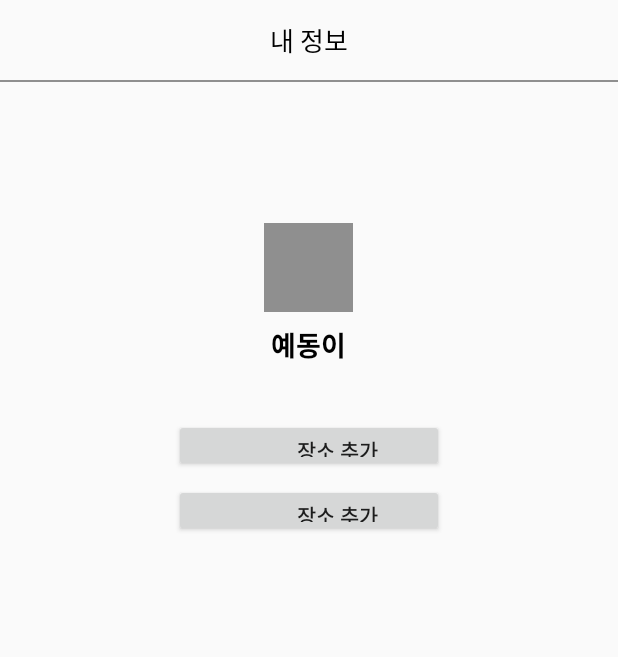
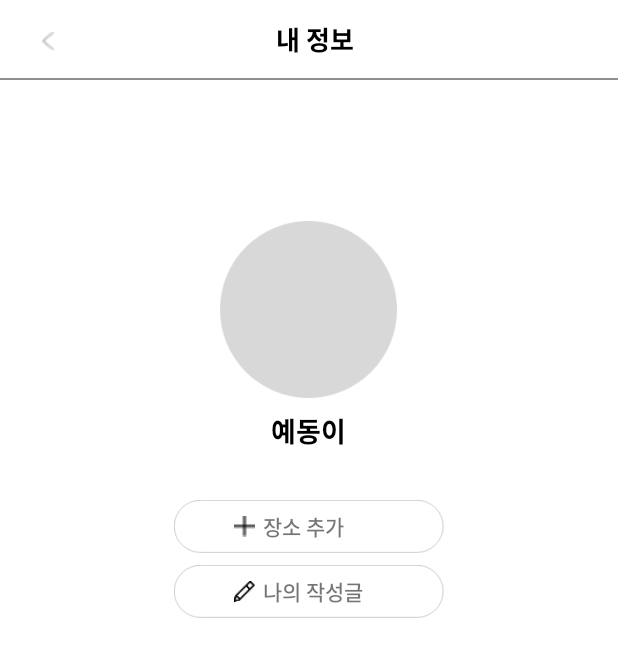
Before and after one commit to KilJaeeun/wheelwhere, an Android app: the MyPage screen opened directly, with no data from a screen before it, on a phone screen of 412 x 824 dp. Shown: the top 657 px of the screen. Run offline under Robolectric (Android 15) with nearby library versions, the phone set to English and light mode, and no system bars.

Commit message:
my page done

```diff
--- a/app/src/main/java/com/example/kotlin_tmap/LoadingActivity.kt
+++ b/app/src/main/java/com/example/kotlin_tmap/LoadingActivity.kt
@@ -7,7 +7,7 @@ import android.os.Handler
 import com.example.kotlin_tmap.map.MapExample
 
 class LoadingActivity : AppCompatActivity() {
-    private val SPLASH_TIME_OUT:Long = 2000
+    private val SPLASH_TIME_OUT:Long = 1000
     override fun onCreate(savedInstanceState: Bundle?) {
         super.onCreate(savedInstanceState)
         setContentView(R.layout.activity_loading)
--- a/app/src/main/java/com/example/kotlin_tmap/MyPage.kt
+++ b/app/src/main/java/com/example/kotlin_tmap/MyPage.kt
@@ -1,11 +1,30 @@
 package com.example.kotlin_tmap
 
+import android.content.Intent
 import androidx.appcompat.app.AppCompatActivity
 import android.os.Bundle
+import kotlinx.android.synthetic.main.activity_add_comment.*
+import kotlinx.android.synthetic.main.activity_map_example.*
+import kotlinx.android.synthetic.main.activity_my_page_t.*
+import kotlinx.android.synthetic.main.activity_my_page_t.go_back
 
 class MyPage : AppCompatActivity() {
     override fun onCreate(savedInstanceState: Bundle?) {
         super.onCreate(savedInstanceState)
         setContentView(R.layout.activity_my_page_t)
+        add_place.setOnClickListener{
+            val intent = Intent(this, AddPlace::class.java)
+            startActivity(intent)
+            finish()
+        }
+        go_back.setOnClickListener {
+            super.onBackPressed()
+        }
+        my_post.setOnClickListener {
+            val intent = Intent(this, PlaceList::class.java)
+            startActivity(intent)
+            finish()
+        }
+
     }
 }
--- a/app/src/main/java/com/example/kotlin_tmap/map/MapExample.kt
+++ b/app/src/main/java/com/example/kotlin_tmap/map/MapExample.kt
@@ -7,10 +7,7 @@ import android.location.Location
 import android.os.Bundle
 import android.widget.LinearLayout
 import androidx.appcompat.app.AppCompatActivity
-import com.example.kotlin_tmap.AddPlace
-import com.example.kotlin_tmap.ImageOverlay
-import com.example.kotlin_tmap.PlaceList
-import com.example.kotlin_tmap.R
+import com.example.kotlin_tmap.*
 import com.example.kotlin_tmap.base.App
 import com.example.kotlin_tmap.util.permission
 import com.skt.Tmap.*
@@ -111,6 +108,11 @@ class MapExample : AppCompatActivity(), TMapGpsManager.onLocationChangedCallback
             startActivity(intent)
             finish()
         }
+       my_page.setOnClickListener {
+            val intent = Intent(this, MyPage::class.java)
+            startActivity(intent)
+            finish()
+        }
 
     }
 
--- a/app/src/main/res/layout/activity_map_example.xml
+++ b/app/src/main/res/layout/activity_map_example.xml
@@ -216,6 +216,13 @@
             android:layout_height="wrap_content"
             android:layout_gravity="bottom"
             android:text="list" />
+
+        <Button
+            android:id="@+id/my_page"
+            android:layout_width="wrap_content"
+            android:layout_height="wrap_content"
+            android:layout_gravity="bottom"
+            android:text="MY" />
         <!--
       android:layout_width="24.41dp"
       android:layout_height="25.1dp"-->
--- a/app/src/main/res/layout/activity_my_page_t.xml
+++ b/app/src/main/res/layout/activity_my_page_t.xml
@@ -3,29 +3,39 @@
     xmlns:app="http://schemas.android.com/apk/res-auto"
     xmlns:tools="http://schemas.android.com/tools"
     android:layout_width="match_parent"
+    android:background="@color/white"
     android:layout_height="match_parent"
     android:orientation="vertical"
     tools:context=".MyPage">
-
-    <RelativeLayout
+    <LinearLayout
         android:layout_width="match_parent"
-        android:layout_height="53dp"
-        android:layout_gravity="center"
-        android:gravity="center"
+        android:layout_height="52dp"
+        android:background="@color/white"
+        android:gravity="center_horizontal"
         android:orientation="horizontal">
 
+        <ImageView
+            android:id="@+id/go_back"
+            android:layout_width="7.76dp"
+            android:layout_height="13.14dp"
+            android:layout_marginLeft="28.32dp"
+            android:layout_marginTop="20.37dp"
+            android:src="@drawable/back_icon" />
+
         <TextView
-            android:layout_width="wrap_content"
-            android:layout_height="wrap_content"
+            android:layout_width="match_parent"
+            android:layout_height="52dp"
+            android:layout_marginLeft="-28.32dp"
+            android:fontFamily="@font/notosanscjkkr_bold"
             android:gravity="center"
-            android:lineHeight="22dp"
-            android:lineSpacingExtra="-0.42dp"
+            android:lineHeight="22sp"
+            android:lineSpacingExtra="-0.42sp"
             android:text="내 정보"
             android:textColor="#000000"
-            android:textSize="17dp"
+            android:textSize="17sp"></TextView>
+    </LinearLayout>
 
-            ></TextView>
-    </RelativeLayout>
+
 
     <LinearLayout
         android:layout_width="match_parent"
@@ -38,17 +48,19 @@
         android:layout_height="match_parent"
         android:orientation="vertical">
 
-        <LinearLayout
-            android:layout_width="59dp"
-            android:layout_height="59dp"
+        <ImageView
+            android:layout_width="118dp"
+            android:layout_height="118dp"
             android:layout_gravity="center"
             android:layout_marginTop="94dp"
+            android:src="@drawable/big_grey"
+            ></ImageView>
 
-            android:background="@color/greytext"></LinearLayout>
+
 
         <TextView
             android:layout_width="wrap_content"
-            android:layout_height="wrap_content"
+            android:layout_height="24dp"
             android:layout_gravity="center"
             android:layout_marginTop="8dp"
             android:layout_marginBottom="36dp"
@@ -60,38 +72,59 @@
             android:textSize="18dp"></TextView>
 
         <LinearLayout
+            android:id="@+id/add_place"
             android:layout_width="180dp"
             android:layout_height="35.19dp"
+            android:gravity="center_vertical"
+            android:paddingLeft="40dp"
+            android:background="@drawable/button_background"
+            android:paddingRight="40dp"
             android:layout_gravity="center"
             android:orientation="horizontal">
 
-            <Button
-                android:layout_width="match_parent"
-                android:layout_height="match_parent"
+            <ImageView
+                android:src="@drawable/ic_plus"
+                android:layout_height="14dp"
+                android:layout_width="14dp"
 
-                android:drawablePadding="-50dp"
+                ></ImageView>
+
+            <TextView
+                android:layout_width="wrap_content"
+                android:layout_height="wrap_content"
                 android:fontFamily="@font/notosanscjkkr_medium"
                 android:gravity="center"
-                android:paddingLeft="50dp"
-                android:text="장소 추가"></Button>
+                android:paddingLeft="5dp"
+                android:text="장소 추가"></TextView>
         </LinearLayout>
 
         <LinearLayout
+            android:background="@drawable/button_background"
             android:layout_width="180dp"
             android:layout_height="35.19dp"
             android:layout_gravity="center"
             android:layout_marginTop="7.8dp"
             android:layout_marginBottom="143.8dp"
-            android:orientation="horizontal">
+            android:orientation="horizontal"
+            android:id="@+id/my_post"
+            android:gravity="center_vertical"
+            android:paddingLeft="40dp"
+            android:paddingRight="40dp"
+            >
+            <ImageView
+                android:src="@drawable/icn_pencil"
+                android:layout_height="14dp"
+                android:layout_width="14dp"
 
-            <Button
-                android:layout_width="match_parent"
-                android:layout_height="match_parent"
-                android:drawablePadding="-50dp"
+                ></ImageView>
+
+            <TextView
+                android:layout_width="wrap_content"
+                android:layout_height="wrap_content"
                 android:fontFamily="@font/notosanscjkkr_medium"
                 android:gravity="center"
-                android:paddingLeft="50dp"
-                android:text="장소 추가"></Button>
+                android:paddingLeft="5dp"
+                android:text="나의 작성글"></TextView>
         </LinearLayout>
     </LinearLayout>
 
```
Also changed, not shown: app/src/main/res/drawable/big_grey.png (added), app/src/main/res/drawable/button_background.png (added).
